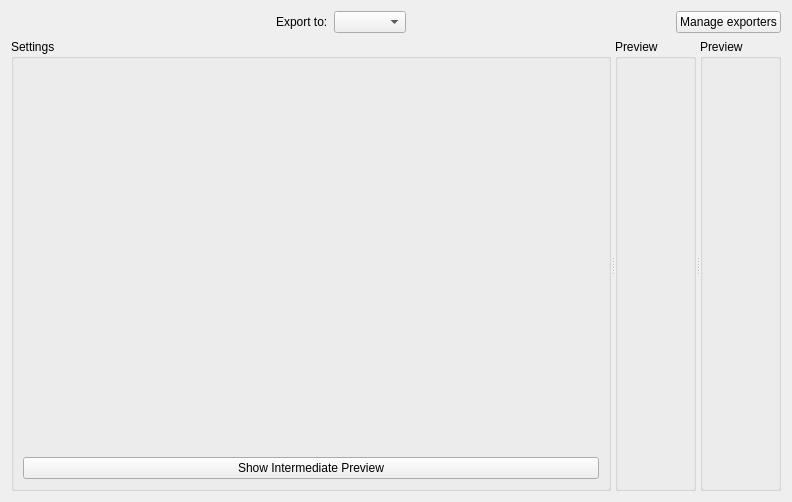
Old version of the form manuskript/ui/exporters/exporter_ui.ui in the repository olivierkes/manuskript.
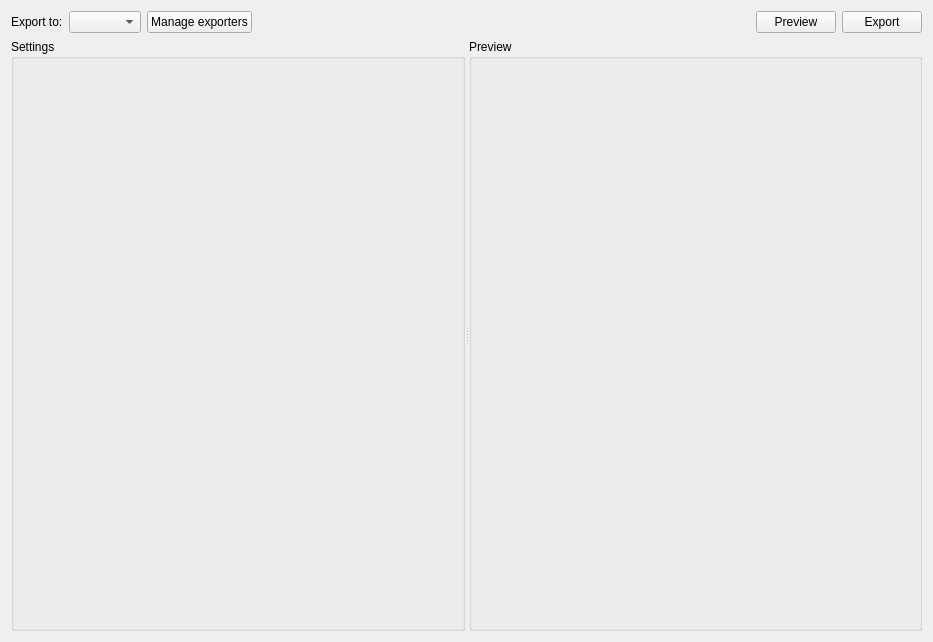
New version of the form.

Commit message: Exporter looking like something now

What changed in the file:
```diff
--- a/manuskript/ui/exporters/exporter_ui.ui
+++ b/manuskript/ui/exporters/exporter_ui.ui
@@ -6,8 +6,8 @@
    <rect>
     <x>0</x>
     <y>0</y>
-    <width>792</width>
-    <height>502</height>
+    <width>933</width>
+    <height>642</height>
    </rect>
   </property>
   <property name="windowTitle">
@@ -16,19 +16,6 @@
   <layout class="QVBoxLayout" name="verticalLayout">
    <item>
     <layout class="QHBoxLayout" name="horizontalLayout">
-     <item>
-      <spacer name="horizontalSpacer">
-       <property name="orientation">
-        <enum>Qt::Horizontal</enum>
-       </property>
-       <property name="sizeHint" stdset="0">
-        <size>
-         <width>40</width>
-         <height>20</height>
-        </size>
-       </property>
-      </spacer>
-     </item>
      <item>
       <widget class="QLabel" name="label">
        <property name="text">
@@ -39,19 +26,6 @@
      <item>
       <widget class="QComboBox" name="cmbExporters"/>
      </item>
-     <item>
-      <spacer name="horizontalSpacer_2">
-       <property name="orientation">
-        <enum>Qt::Horizontal</enum>
-       </property>
-       <property name="sizeHint" stdset="0">
-        <size>
-         <width>40</width>
-         <height>20</height>
-        </size>
-       </property>
-      </spacer>
-     </item>
      <item>
       <widget class="QPushButton" name="btnManageExporters">
        <property name="text">
@@ -59,6 +33,33 @@
        </property>
       </widget>
      </item>
+     <item>
+      <spacer name="horizontalSpacer">
+       <property name="orientation">
+        <enum>Qt::Horizontal</enum>
+       </property>
+       <property name="sizeHint" stdset="0">
+        <size>
+         <width>40</width>
+         <height>20</height>
+        </size>
+       </property>
+      </spacer>
+     </item>
+     <item>
+      <widget class="QPushButton" name="btnPreview">
+       <property name="text">
+        <string>Preview</string>
+       </property>
+      </widget>
+     </item>
+     <item>
+      <widget class="QPushButton" name="pushButton_2">
+       <property name="text">
+        <string>Export</string>
+       </property>
+      </widget>
+     </item>
     </layout>
    </item>
    <item>
@@ -71,20 +72,21 @@
        <string>Settings</string>
       </property>
       <layout class="QVBoxLayout" name="verticalLayout_3">
-       <item>
-        <widget class="QWidget" name="settings" native="true"/>
-       </item>
-       <item>
-        <layout class="QHBoxLayout" name="horizontalLayout_2">
-         <item>
-          <widget class="QPushButton" name="pushButton">
-           <property name="text">
-            <string>Show Intermediate Preview</string>
-           </property>
-          </widget>
-         </item>
-        </layout>
-       </item>
+       <property name="spacing">
+        <number>0</number>
+       </property>
+       <property name="leftMargin">
+        <number>0</number>
+       </property>
+       <property name="topMargin">
+        <number>0</number>
+       </property>
+       <property name="rightMargin">
+        <number>0</number>
+       </property>
+       <property name="bottomMargin">
+        <number>0</number>
+       </property>
       </layout>
      </widget>
      <widget class="QGroupBox" name="grpPreviewBefore">
@@ -92,19 +94,21 @@
        <string>Preview</string>
       </property>
       <layout class="QVBoxLayout" name="verticalLayout_2">
-       <item>
-        <widget class="QWidget" name="previewBefore" native="true"/>
-       </item>
-      </layout>
-     </widget>
-     <widget class="QGroupBox" name="grpPreviewAfter">
-      <property name="title">
-       <string>Preview</string>
-      </property>
-      <layout class="QVBoxLayout" name="verticalLayout_4">
-       <item>
-        <widget class="QWidget" name="previewAfter" native="true"/>
-       </item>
+       <property name="spacing">
+        <number>0</number>
+       </property>
+       <property name="leftMargin">
+        <number>0</number>
+       </property>
+       <property name="topMargin">
+        <number>0</number>
+       </property>
+       <property name="rightMargin">
+        <number>0</number>
+       </property>
+       <property name="bottomMargin">
+        <number>0</number>
+       </property>
       </layout>
      </widget>
     </widget>
```
Left out of the diff: 2 changed lines with no effect on the pictures. The commit also changes 12 other files.
